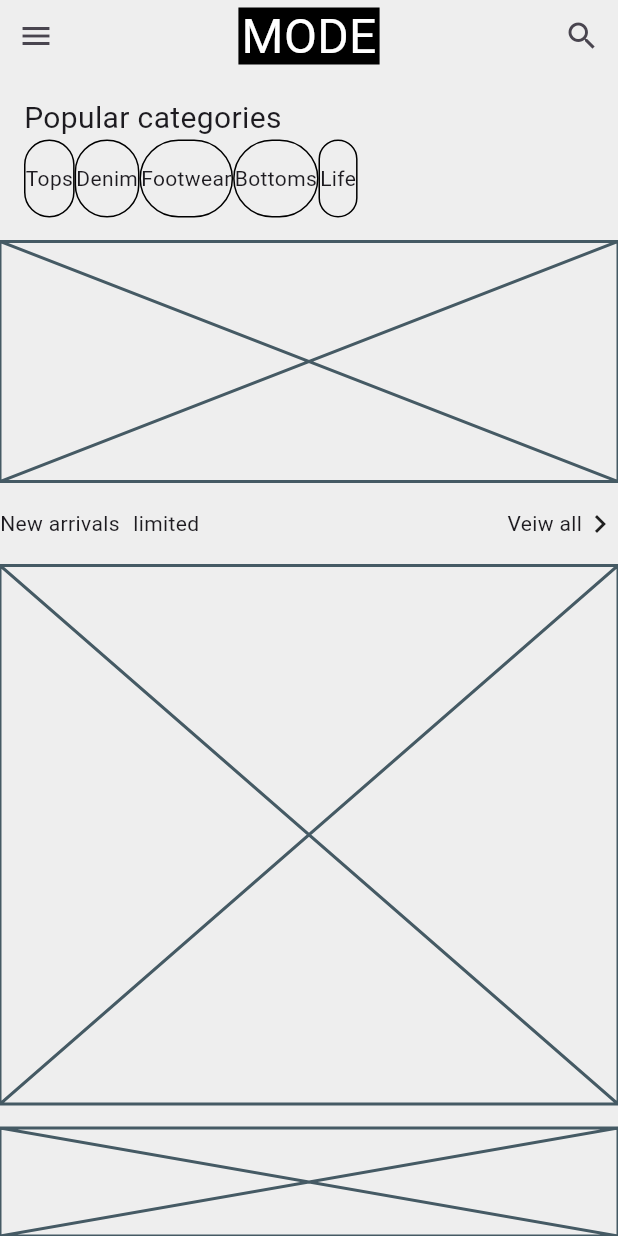
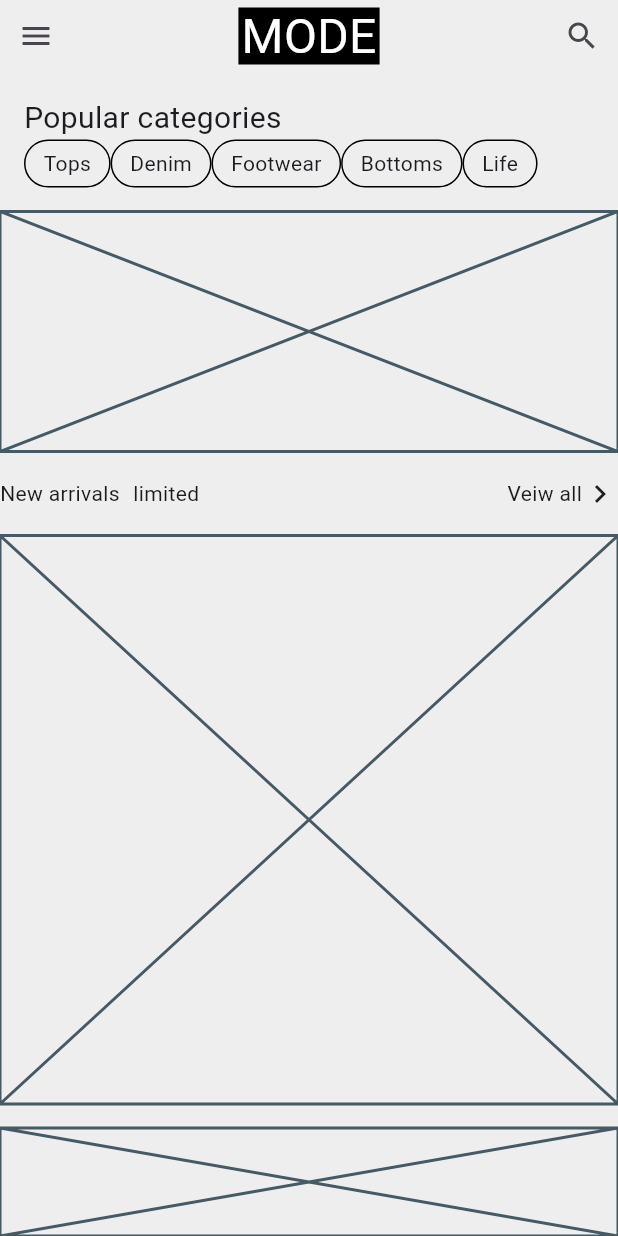
Before and after one commit to JAICHANGPARK/flutter_notebook_chapter_49, a Flutter app: the ECommerceHomePage screen opened directly, on a phone screen of 412 x 824 dp. Run offline on Flutter 3.47's test engine with Material 3 defaults, Android fonts, the phone set to English and light mode, and no system bars; our stand-ins replace google_fonts; Roboto replaces fonts that are missing (Akshar).

Commit message:
Update e_commerce_home_page.dart

```diff
--- a/lib/ep2451_e_commerce_app/ui/e_commerce_home_page.dart
+++ b/lib/ep2451_e_commerce_app/ui/e_commerce_home_page.dart
@@ -50,7 +50,7 @@ class _ECommerceHomePageState extends State<ECommerceHomePage> {
                     style: GoogleFonts.akshar(fontSize: 20),
                   ),
                   SizedBox(
-                    height: 52,
+                    height: 32,
                     child: SingleChildScrollView(
                       scrollDirection: Axis.horizontal,
                       child: Row(
@@ -58,6 +58,7 @@ class _ECommerceHomePageState extends State<ECommerceHomePage> {
                             ["Tops", "Denim", "Footwear", "Bottoms", "Life"]
                                 .map(
                                   (e) => Container(
+                                    padding: .symmetric(horizontal: 12),
                                     decoration: ShapeDecoration(
                                       shape: StadiumBorder(side: BorderSide()),
                                     ),
```
